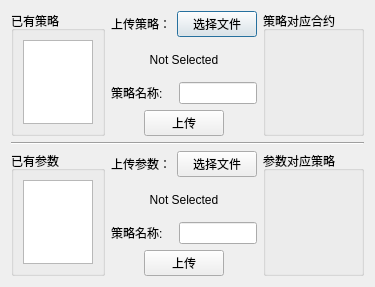
Qt form setting_uploadstrategy.ui (ChengruiGu/CMF_Marketmaker) before a commit.
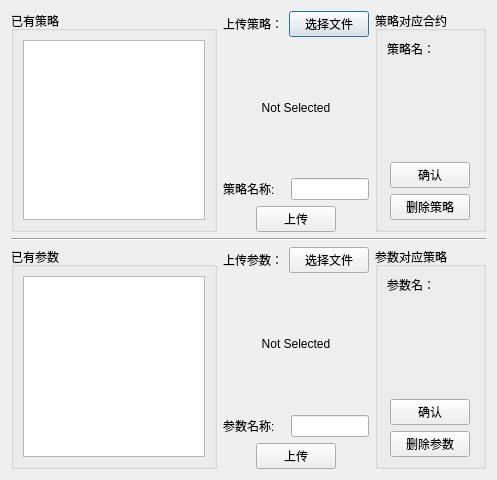
The same form after that commit.

The edit to the form file:
```diff
--- a/setting_uploadstrategy.ui
+++ b/setting_uploadstrategy.ui
@@ -6,8 +6,8 @@
    <rect>
     <x>0</x>
     <y>0</y>
-    <width>364</width>
-    <height>287</height>
+    <width>497</width>
+    <height>480</height>
    </rect>
   </property>
   <property name="focusPolicy">
@@ -26,7 +26,7 @@
        </property>
        <layout class="QHBoxLayout" name="horizontalLayout_5">
         <item>
-         <widget class="QListWidget" name="listWidget"/>
+         <widget class="QTableView" name="tableView"/>
         </item>
        </layout>
       </widget>
@@ -133,9 +133,117 @@
         <string>策略对应合约</string>
        </property>
        <layout class="QVBoxLayout" name="verticalLayout_3">
+        <item>
+         <layout class="QHBoxLayout" name="horizontalLayout_11">
+          <property name="sizeConstraint">
+           <enum>QLayout::SetMinimumSize</enum>
+          </property>
+          <item>
+           <widget class="QLabel" name="label_7">
+            <property name="text">
+             <string>策略名：</string>
+            </property>
+           </widget>
+          </item>
+          <item>
+           <widget class="QLabel" name="label_8">
+            <property name="text">
+             <string/>
+            </property>
+           </widget>
+          </item>
+         </layout>
+        </item>
+        <item>
+         <spacer name="verticalSpacer">
+          <property name="orientation">
+           <enum>Qt::Vertical</enum>
+          </property>
+          <property name="sizeHint" stdset="0">
+           <size>
+            <width>20</width>
+            <height>40</height>
+           </size>
+          </property>
+         </spacer>
+        </item>
         <item>
          <layout class="QGridLayout" name="gridLayout"/>
         </item>
+        <item>
+         <layout class="QHBoxLayout" name="horizontalLayout_12">
+          <item>
+           <spacer name="horizontalSpacer_7">
+            <property name="orientation">
+             <enum>Qt::Horizontal</enum>
+            </property>
+            <property name="sizeHint" stdset="0">
+             <size>
+              <width>40</width>
+              <height>20</height>
+             </size>
+            </property>
+           </spacer>
+          </item>
+          <item>
+           <widget class="QPushButton" name="pushButton_5">
+            <property name="text">
+             <string>确认</string>
+            </property>
+           </widget>
+          </item>
+          <item>
+           <spacer name="horizontalSpacer_8">
+            <property name="orientation">
+             <enum>Qt::Horizontal</enum>
+            </property>
+            <property name="sizeHint" stdset="0">
+             <size>
+              <width>40</width>
+              <height>20</height>
+             </size>
+            </property>
+           </spacer>
+          </item>
+         </layout>
+        </item>
+        <item>
+         <layout class="QHBoxLayout" name="horizontalLayout_13">
+          <item>
+           <spacer name="horizontalSpacer_9">
+            <property name="orientation">
+             <enum>Qt::Horizontal</enum>
+            </property>
+            <property name="sizeHint" stdset="0">
+             <size>
+              <width>40</width>
+              <height>20</height>
+             </size>
+            </property>
+           </spacer>
+          </item>
+          <item>
+           <widget class="QPushButton" name="pushButton_6">
+            <property name="text">
+             <string>删除策略</string>
+            </property>
+           </widget>
+          </item>
+          <item>
+           <spacer name="horizontalSpacer_10">
+            <property name="orientation">
+             <enum>Qt::Horizontal</enum>
+            </property>
+            <property name="sizeHint" stdset="0">
+             <size>
+              <width>40</width>
+              <height>20</height>
+             </size>
+            </property>
+           </spacer>
+          </item>
+         </layout>
+        </item>
        </layout>
       </widget>
      </item>
@@ -157,7 +265,7 @@
        </property>
        <layout class="QHBoxLayout" name="horizontalLayout_7">
         <item>
-         <widget class="QListWidget" name="listWidget_2"/>
+         <widget class="QTableView" name="tableView_2"/>
         </item>
        </layout>
       </widget>
@@ -197,7 +305,7 @@
          <item>
           <widget class="QLabel" name="label_6">
            <property name="text">
-            <string>策略名称:</string>
+            <string>参数名称:</string>
            </property>
           </widget>
          </item>
@@ -264,9 +372,117 @@
         <string>参数对应策略</string>
        </property>
        <layout class="QVBoxLayout" name="verticalLayout_4">
+        <item>
+         <layout class="QHBoxLayout" name="horizontalLayout_14">
+          <property name="sizeConstraint">
+           <enum>QLayout::SetMinimumSize</enum>
+          </property>
+          <item>
+           <widget class="QLabel" name="label_9">
+            <property name="text">
+             <string>参数名：</string>
+            </property>
+           </widget>
+          </item>
+          <item>
+           <widget class="QLabel" name="label_10">
+            <property name="text">
+             <string/>
+            </property>
+           </widget>
+          </item>
+         </layout>
+        </item>
+        <item>
+         <spacer name="verticalSpacer_2">
+          <property name="orientation">
+           <enum>Qt::Vertical</enum>
+          </property>
+          <property name="sizeHint" stdset="0">
+           <size>
+            <width>20</width>
+            <height>40</height>
+           </size>
+          </property>
+         </spacer>
+        </item>
         <item>
          <layout class="QGridLayout" name="gridLayout_2"/>
         </item>
+        <item>
+         <layout class="QHBoxLayout" name="horizontalLayout_15">
+          <item>
+           <spacer name="horizontalSpacer_11">
+            <property name="orientation">
+             <enum>Qt::Horizontal</enum>
+            </property>
+            <property name="sizeHint" stdset="0">
+             <size>
+              <width>40</width>
+              <height>20</height>
+             </size>
+            </property>
+           </spacer>
+          </item>
+          <item>
+           <widget class="QPushButton" name="pushButton_7">
+            <property name="text">
+             <string>确认</string>
+            </property>
+           </widget>
+          </item>
+          <item>
+           <spacer name="horizontalSpacer_12">
+            <property name="orientation">
+             <enum>Qt::Horizontal</enum>
+            </property>
+            <property name="sizeHint" stdset="0">
+             <size>
+              <width>40</width>
+              <height>20</height>
+             </size>
+            </property>
+           </spacer>
+          </item>
+         </layout>
+        </item>
+        <item>
+         <layout class="QHBoxLayout" name="horizontalLayout_16">
+          <item>
+           <spacer name="horizontalSpacer_13">
+            <property name="orientation">
+             <enum>Qt::Horizontal</enum>
+            </property>
+            <property name="sizeHint" stdset="0">
+             <size>
+              <width>40</width>
+              <height>20</height>
+             </size>
+            </property>
+           </spacer>
+          </item>
+          <item>
+           <widget class="QPushButton" name="pushButton_8">
+            <property name="text">
+             <string>删除参数</string>
+            </property>
+           </widget>
+          </item>
+          <item>
+           <spacer name="horizontalSpacer_14">
+            <property name="orientation">
+             <enum>Qt::Horizontal</enum>
+            </property>
+            <property name="sizeHint" stdset="0">
+             <size>
+              <width>40</width>
+              <height>20</height>
+             </size>
+            </property>
+           </spacer>
+          </item>
+         </layout>
+        </item>
        </layout>
       </widget>
      </item>
```
